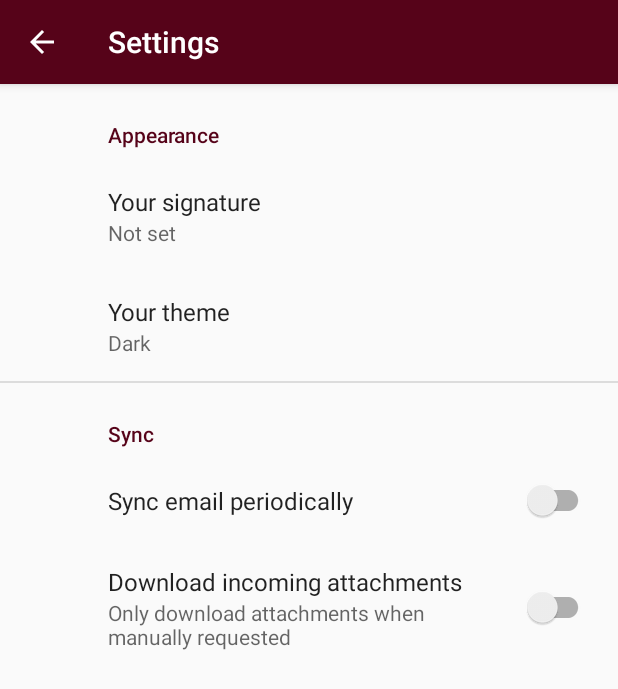
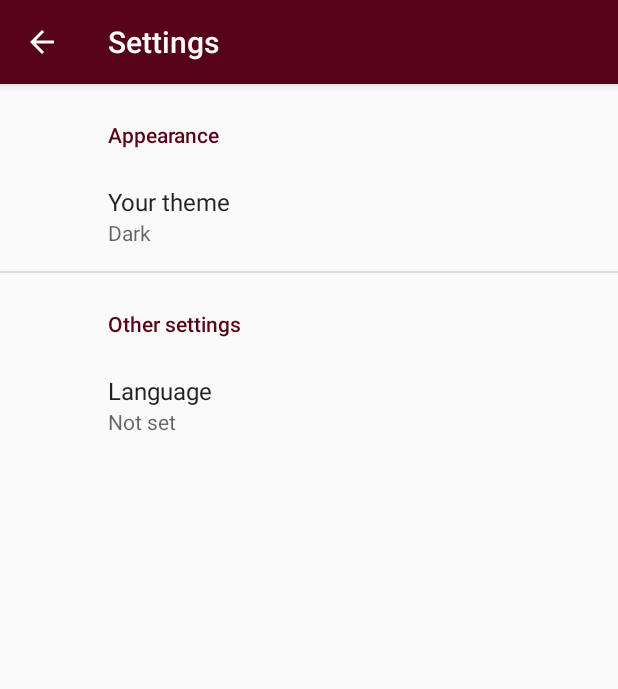
Before and after one commit to palad11n/appttp1, an Android app: the SettingsActivity screen opened directly, with no data from a screen before it, on a phone screen of 412 x 824 dp. Shown: the top 689 px of the screen. Run offline under Robolectric (Android 15) with nearby library versions, the light colour scheme and no system bars; our stand-ins replace androidx.preference.

Commit message:
first work version with setting(without lang)

```diff
--- a/app/src/main/AndroidManifest.xml
+++ b/app/src/main/AndroidManifest.xml
@@ -13,8 +13,11 @@
         android:theme="@style/AppTheme">
         <activity
             android:name=".mvp.SettingsActivity"
+            android:configChanges="locale"
             android:label="@string/title_activity_settings"></activity>
-        <activity android:name=".mvp.MainActivity">
+        <activity
+            android:name=".mvp.MainActivity"
+            android:configChanges="locale">
             <intent-filter>
                 <action android:name="android.intent.action.MAIN" />
 
--- a/app/src/main/java/ru/csu/ttpapp/mvp/SettingsActivity.java
+++ b/app/src/main/java/ru/csu/ttpapp/mvp/SettingsActivity.java
@@ -18,7 +18,6 @@ import ru.csu.ttpapp.R;
 
 public class SettingsActivity extends AppCompatActivity {
 
-    SharedPreferences prefs;
     @Override
     protected void onCreate(Bundle savedInstanceState) {
         super.onCreate(savedInstanceState);
--- a/app/src/main/java/ru/csu/ttpapp/service/strategy/IStrategy.java
+++ b/app/src/main/java/ru/csu/ttpapp/service/sites/ISite.java
@@ -1,8 +1,8 @@
-package ru.csu.ttpapp.service.strategy;
+package ru.csu.ttpapp.service.sites;
 
 import java.util.Date;
 
-public interface IStrategy {
+public interface ISite {
     Date findUpDate();
     String getTitleSite();
 }
--- a/app/src/main/res/values/arrays.xml
+++ b/app/src/main/res/values/arrays.xml
@@ -1,5 +1,4 @@
 <resources>
-    <!-- Reply Preference -->
     <string-array name="theme_entries">
         <item>Dark</item>
         <item>Light</item>
@@ -9,4 +8,16 @@
         <item>dark</item>
         <item>light</item>
     </string-array>
+
+    <string-array name="lang_entries">
+        <item>Device language</item>
+        <item>English</item>
+        <item>Русский</item>
+    </string-array>
+
+    <string-array name="lang_values">
+        <item>default</item>
+        <item>en</item>
+        <item>ru</item>
+    </string-array>
 </resources>
--- a/app/src/main/res/values/colors.xml
+++ b/app/src/main/res/values/colors.xml
@@ -6,7 +6,7 @@
     <color name="colorMy">#560319</color>
     <color name="shape_off_color">#082567</color>
     <color name="shape_on_color">#00a86b</color>
-    <color name="delete_btn_off">#25345c</color>
+    <color name="delete_btn_off">#303F9F</color>
     <color name="delete_btn_on">#4eb782</color>
     <color name="error">#B00020</color>
 </resources>
--- a/app/src/main/res/values/strings.xml
+++ b/app/src/main/res/values/strings.xml
@@ -35,4 +35,7 @@
     <string name="attachment_summary_off">Only download attachments when manually requested</string>
     <string name="please_wait">Please, wait</string>
     <string name="link_empty_error">Link is empty. Task is not save</string>
+    <string name="other_settings">Other settings</string>
+    <string name="lang_title">Language</string>
+    <string name="lang_summary">You must restart the application to accept the changes.</string>
 </resources>
--- a/app/src/main/res/xml/root_preferences.xml
+++ b/app/src/main/res/xml/root_preferences.xml
@@ -1,28 +1,5 @@
-<!--
-  ~ Copyright 2018 The app Open Source Project
-  ~
-  ~ Licensed under the Apache License, Version 2.0 (the "License");
-  ~ you may not use this file except in compliance with the License.
-  ~ You may obtain a copy of the License at
-  ~
-  ~      http://www.apache.org/licenses/LICENSE-2.0
-  ~
-  ~ Unless required by applicable law or agreed to in writing, software
-  ~ distributed under the License is distributed on an "AS IS" BASIS,
-  ~ WITHOUT WARRANTIES OR CONDITIONS OF ANY KIND, either express or implied.
-  ~ See the License for the specific language governing permissions and
-  ~ limitations under the License.
-  -->
-
 <PreferenceScreen xmlns:app="http://schemas.android.com/apk/res-auto">
-
     <PreferenceCategory app:title="@string/appearance_header">
-
-        <EditTextPreference
-            app:key="signature"
-            app:title="@string/signature_title"
-            app:useSimpleSummaryProvider="true" />
-
         <ListPreference
             app:defaultValue="dark"
             app:entries="@array/theme_entries"
@@ -30,22 +7,20 @@
             app:key="theme"
             app:title="@string/theme_title"
             app:useSimpleSummaryProvider="true" />
-
     </PreferenceCategory>
 
-    <PreferenceCategory app:title="@string/sync_header">
+    <PreferenceCategory app:title="@string/other_settings">
+        <!--        <SwitchPreferenceCompat-->
+        <!--            app:key="sync"-->
+        <!--            app:title="@string/sync_title" />-->
+        <ListPreference
+            app:defaultValue="default"
+            app:entries="@array/lang_entries"
+            app:entryValues="@array/theme_values"
+            app:key="lang"
+            app:title="@string/lang_title"
+            app:summary="@string/lang_summary"
 
-        <SwitchPreferenceCompat
-            app:key="sync"
-            app:title="@string/sync_title" />
-
-        <SwitchPreferenceCompat
-            app:dependency="sync"
-            app:key="attachment"
-            app:summaryOff="@string/attachment_summary_off"
-            app:summaryOn="@string/attachment_summary_on"
-            app:title="@string/attachment_title" />
-
+            app:useSimpleSummaryProvider="true" />
     </PreferenceCategory>
-
 </PreferenceScreen>
```
Also changed, not shown: app/src/main/java/ru/csu/ttpapp/mvp/MainActivity.java (+32 -8 lines), app/src/main/java/ru/csu/ttpapp/mvp/TaskModel.java (+43 -0 lines), app/src/main/java/ru/csu/ttpapp/mvp/TasksPresenter.java (+57 -9 lines), app/src/main/java/ru/csu/ttpapp/service/InfoOfSite.java (+70 -2 lines), app/src/main/java/ru/csu/ttpapp/service/parsers/IStrategyThread.java (added, +9 -0 lines), app/src/main/java/ru/csu/ttpapp/service/parsers/ParsingSoundCloudThread.java (renamed from app/src/main/java/ru/csu/ttpapp/service/ParsingTread.java, +7 -14 lines), app/src/main/java/ru/csu/ttpapp/service/parsers/SerialMovieParsingThread.java (added, +41 -0 lines), app/src/main/java/ru/csu/ttpapp/service/parsers/TitleParsingThread.java (added, +25 -0 lines), app/src/main/java/ru/csu/ttpapp/service/sites/SiteUpdate.java (added, +73 -0 lines), app/src/main/java/ru/csu/ttpapp/service/strategy/SiteUpdate.java (deleted, +0 -65 lines), app/src/main/res/values/styles.xml (+6 -4 lines).
